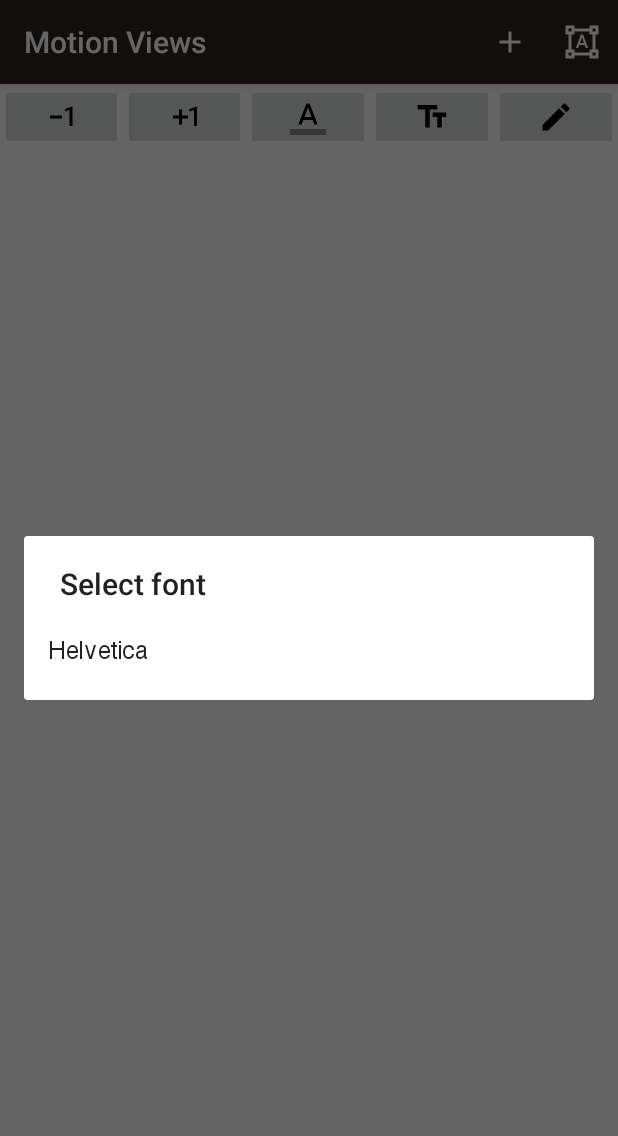
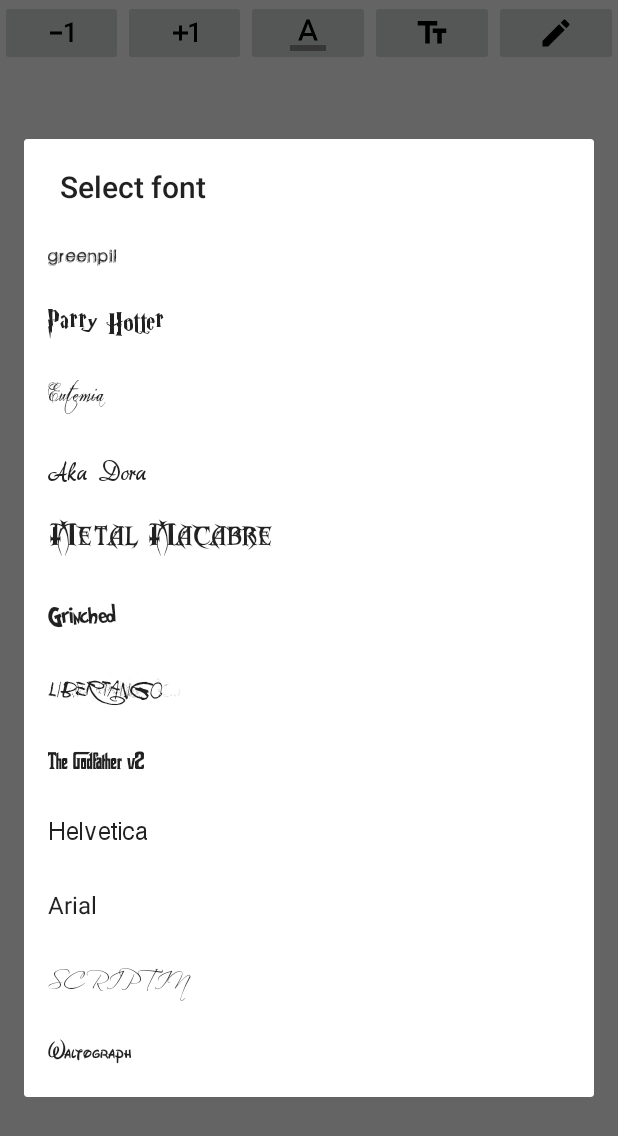
Before and after one commit to kaoussi/sutures_sticker, an Android app: the screen it shows after launch (MainActivity), after a tap on an icon or button, on a phone screen of 412 x 824 dp. Shown: the top 1136 px of the screen. Run offline under Robolectric (Android 15) with nearby library versions, the phone set to English and light mode, and no system bars; libraries missing offline, so code that uses them is left out: com.almeros.android, com.flask.colorpicker; Roboto replaces fonts that are not available here; 8 statements that could not run were skipped.

Commit message:
re added fonts

```diff
--- a/app/src/main/java/team/uptech/motionviews/ui/MainActivity.java
+++ b/app/src/main/java/team/uptech/motionviews/ui/MainActivity.java
@@ -59,6 +59,8 @@ public class MainActivity extends AppCompatActivity implements TextEditorDialogF
     protected void onCreate(Bundle savedInstanceState) {
         super.onCreate(savedInstanceState);
         setContentView(R.layout.activity_main);
+
+        getSupportActionBar().hide();
 
         this.fontProvider = new FontProvider(getResources());
 
--- a/app/src/main/java/team/uptech/motionviews/utils/FontProvider.java
+++ b/app/src/main/java/team/uptech/motionviews/utils/FontProvider.java
@@ -30,7 +30,18 @@ public class FontProvider {
 
         // populate fonts
         fontNameToTypefaceFile = new HashMap<>();
+        fontNameToTypefaceFile.put("Arial", "Arial.ttf");
+        fontNameToTypefaceFile.put("Eutemia", "Eutemia.ttf");
+        fontNameToTypefaceFile.put("GREENPIL", "GREENPIL.ttf");
+        fontNameToTypefaceFile.put("Grinched", "Grinched.ttf");
         fontNameToTypefaceFile.put("Helvetica", "Helvetica.ttf");
+        fontNameToTypefaceFile.put("Libertango", "Libertango.ttf");
+        fontNameToTypefaceFile.put("Metal Macabre", "MetalMacabre.ttf");
+        fontNameToTypefaceFile.put("Parry Hotter", "ParryHotter.ttf");
+        fontNameToTypefaceFile.put("SCRIPTIN", "SCRIPTIN.ttf");
+        fontNameToTypefaceFile.put("The Godfather v2", "TheGodfather_v2.ttf");
+        fontNameToTypefaceFile.put("Aka Dora", "akaDora.ttf");
+        fontNameToTypefaceFile.put("Waltograph", "waltograph42.ttf");
 
         fontNames = new ArrayList<>(fontNameToTypefaceFile.keySet());
     }
```
Also changed, not shown: app/src/main/assets/fonts/Eutemia.ttf (added), app/src/main/assets/fonts/GREENPIL.ttf (added), app/src/main/assets/fonts/Grinched (1).ttf (added), app/src/main/assets/fonts/Grinched.ttf (added), app/src/main/assets/fonts/Libertango.ttf (added), app/src/main/assets/fonts/MetalMacabre.ttf (added), app/src/main/assets/fonts/ParryHotter.ttf (added), app/src/main/assets/fonts/SCRIPTIN.ttf (added), app/src/main/assets/fonts/TheGodfather_v2.ttf (added), app/src/main/assets/fonts/akaDora.ttf (added), app/src/main/assets/fonts/waltograph42.ttf (added), 1 other file.
